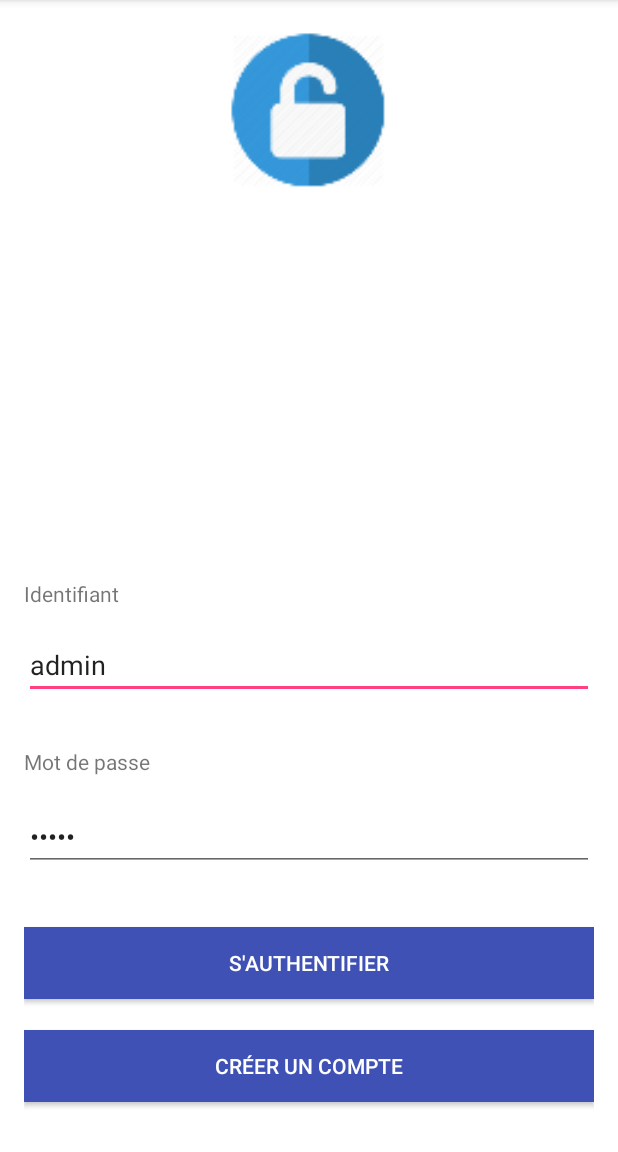
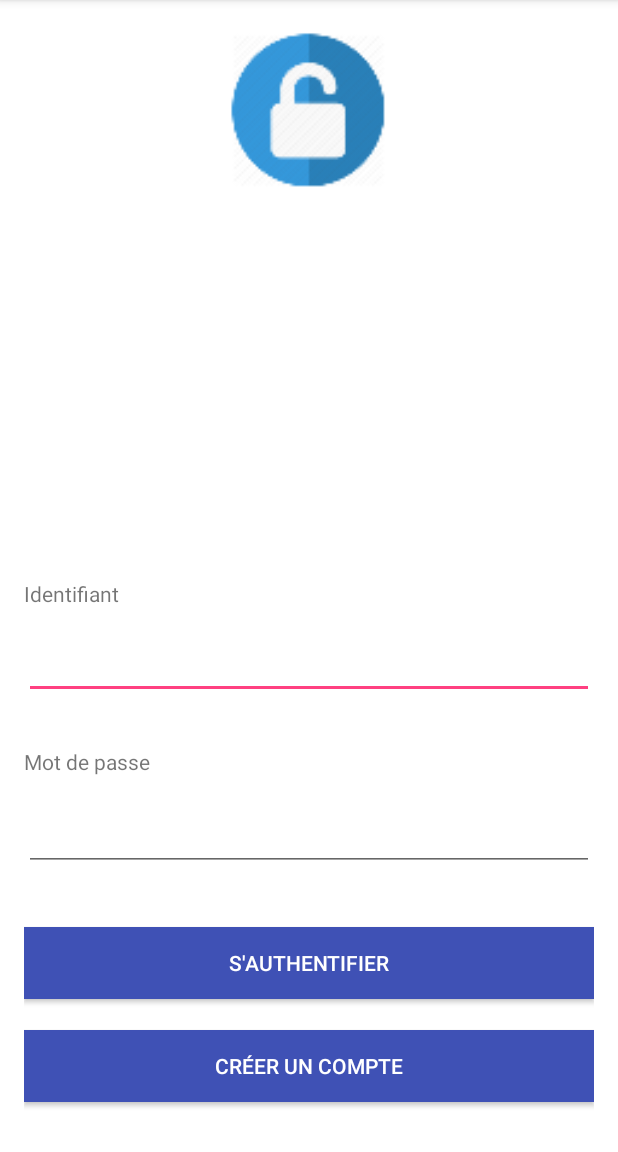
Before and after one commit to DamBel/NoelCommunity, an Android app: the screen it shows after launch (LoginActivity), on a phone screen of 412 x 824 dp, the part 84-1236 px from its top. Run offline under Robolectric (Android 15) with nearby library versions, the phone set to English and light mode, and no system bars.

Commit message:
typos fix

```diff
--- a/app/src/main/java/iut/paci/noelcommunity/LoginActivity.java
+++ b/app/src/main/java/iut/paci/noelcommunity/LoginActivity.java
@@ -12,9 +12,6 @@ import java.util.ArrayList;
 
 
 public class LoginActivity extends AppCompatActivity {
-
-    private final String nom_admin = "admin";
-    private final String mdp_admin = "admin";
 
     private ArrayList<Contact> listeContact = new ArrayList<>();
 
@@ -37,9 +34,6 @@ public class LoginActivity extends AppCompatActivity {
         final EditText etId = (EditText) findViewById(R.id.editText);
         final EditText etMdp = (EditText) findViewById(R.id.editText2);
 
-        etId.setText(nom_admin);
-        etMdp.setText(mdp_admin);
-
         monBouton.setOnClickListener(new View.OnClickListener(){
 
             public void onClick(View v) {
@@ -59,10 +53,6 @@ public class LoginActivity extends AppCompatActivity {
                             connecté = true;
                         }
 
-                    }
-
-                    if (identifiant.equals(nom_admin) && mdp.equals(mdp_admin)){
-                        connecté = true;
                     }
 
                     if (connecté){
```
Also changed, not shown: app/src/main/java/iut/paci/noelcommunity/MapActivity.java (+7 -2 lines).
